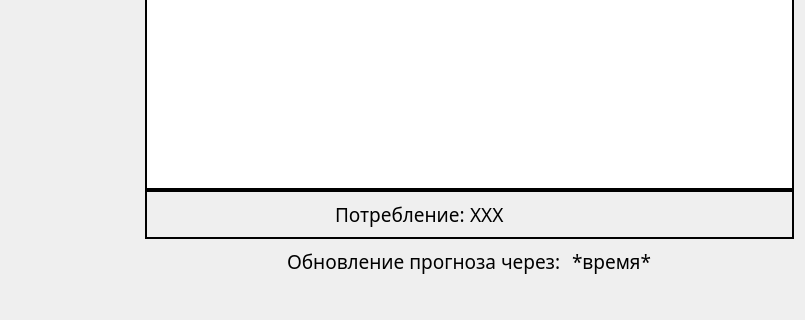
First picture: the form in RoleMenu/UI/EnergyMenu.ui, repository G3RKA/EFS-Energy-Forecasting-System, before the edit; both pictures show x 195 to 1000 and y 330 to 650 of the 1000 by 650 pixel window.
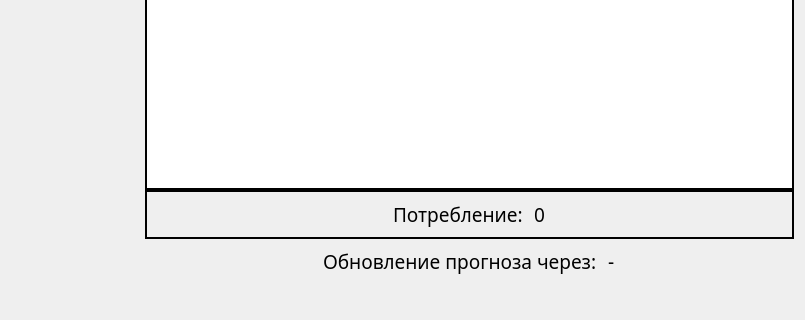
Second picture: the form after the edit.

Diff of the .ui file:
```diff
--- a/RoleMenu/UI/EnergyMenu.ui
+++ b/RoleMenu/UI/EnergyMenu.ui
@@ -177,7 +177,28 @@
         <property name="spacing">
          <number>0</number>
         </property>
-        <item alignment="Qt::AlignmentFlag::AlignRight">
+        <property name="leftMargin">
+         <number>0</number>
+        </property>
+        <property name="topMargin">
+         <number>0</number>
+        </property>
+        <property name="rightMargin">
+         <number>0</number>
+        </property>
+        <property name="bottomMargin">
+         <number>0</number>
+        </property>
+        <item alignment="Qt::AlignmentFlag::AlignHCenter">
+         <widget class="QFrame" name="frame">
+          <property name="frameShape">
+           <enum>QFrame::Shape::NoFrame</enum>
+          </property>
+          <property name="frameShadow">
+           <enum>QFrame::Shadow::Raised</enum>
+          </property>
+          <layout class="QHBoxLayout" name="horizontalLayout_2">
+           <item>
          <widget class="QLabel" name="SummaryLabel">
           <property name="font">
            <font>
@@ -191,7 +212,7 @@
          </widget>
         </item>
         <item>
-         <widget class="QLabel" name="label">
+            <widget class="QLabel" name="SummaryInfoText">
           <property name="font">
            <font>
             <family>Merriweather</family>
@@ -199,8 +220,11 @@
            </font>
           </property>
           <property name="text">
-           <string>XXX</string>
-          </property>
+              <string>0</string>
+             </property>
+            </widget>
+           </item>
+          </layout>
          </widget>
         </item>
        </layout>
@@ -231,7 +255,7 @@
            </font>
           </property>
           <property name="text">
-           <string>*время*</string>
+           <string>-</string>
           </property>
          </widget>
         </item>
```
Lines whose indentation alone changed are shown as unchanged.
